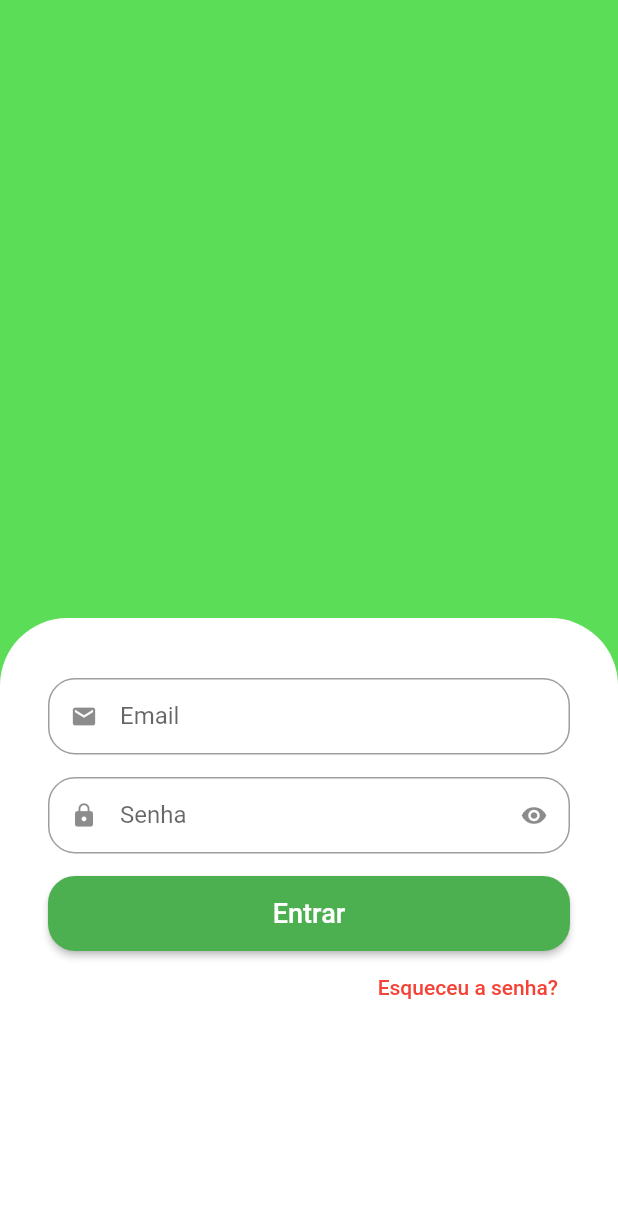
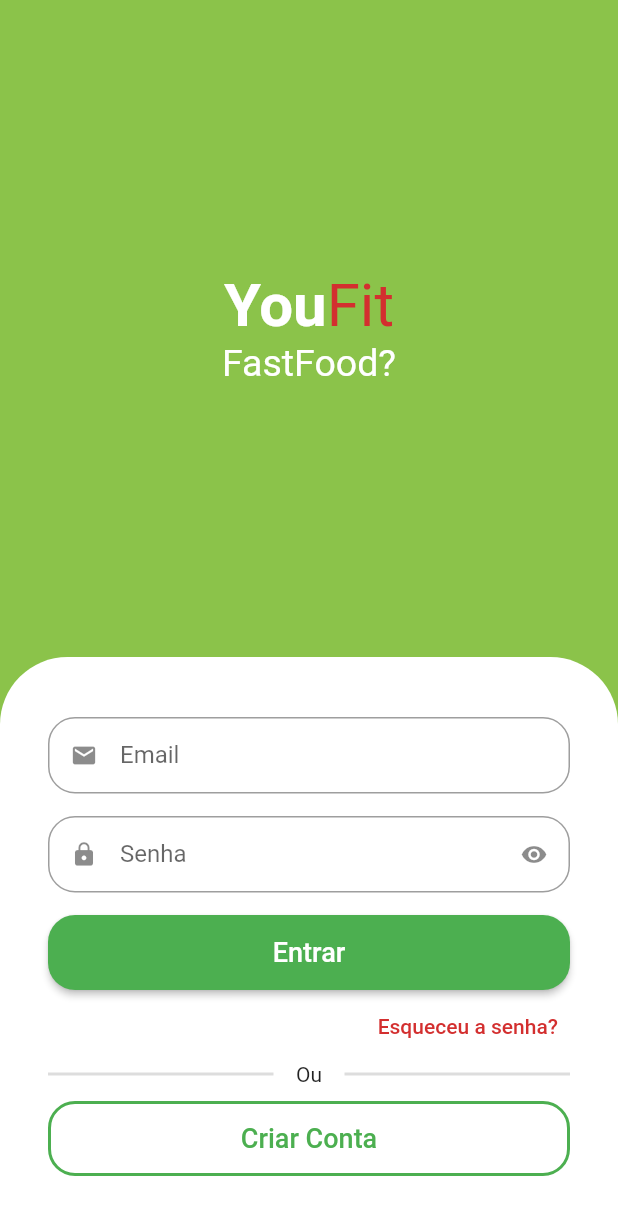
Before and after one commit to J3anMichael/Flutter-Template-UI, a Flutter app: the screen it shows after launch, on a phone screen of 412 x 824 dp. Shown: the top 1215 px of the screen. Run offline on Flutter 3.47's test engine with Material 2 defaults, Android fonts, the phone set to English and light mode, and no system bars; drawn by our look-alikes of animated_text_kit.

Commit message:
ajustes finais tela login

```diff
--- a/quitanda/lib/src/auth/sing_in_screen.dart
+++ b/quitanda/lib/src/auth/sing_in_screen.dart
@@ -1,5 +1,6 @@
+import 'package:animated_text_kit/animated_text_kit.dart';
 import 'package:flutter/material.dart';
-
+import 'package:quitanda/src/config/custom_colors.dart';
 import 'components/custom_text_fild.dart';
 
 class SignInScreen extends StatelessWidget {
@@ -7,43 +8,98 @@ class SignInScreen extends StatelessWidget {
 
   @override
   Widget build(BuildContext context) {
+    final size = MediaQuery.of(context).size;
     return Scaffold(
-      backgroundColor: Color.fromARGB(255, 91, 221, 87),
-      body: Column(
+      // Fundo verde
+      backgroundColor: CustomColors.customSwatchColor,
+      body: SingleChildScrollView(
+        child: SizedBox(
+          height: size.height,
+          width: size.width,
+          child: Column(
             children: [
               Expanded(
-            child: Container(
-              color: Color.fromARGB(255, 91, 221, 87),
+                  child: Column(
+                mainAxisAlignment: MainAxisAlignment.center,
+                children: [
+                  // Nome do app
+                  Text.rich(
+                    TextSpan(
+                      style: const TextStyle(
+                        fontSize: 40,
+                      ),
+                      children: [
+                        const TextSpan(
+                          text: 'You',
+                          style: TextStyle(
+                            color: Colors.white,
+                            fontWeight: FontWeight.bold,
                           ),
                         ),
-          Expanded(
-              child: Container(
-            padding: const EdgeInsets.symmetric(horizontal: 32, vertical: 40),
+                        TextSpan(
+                          text: 'Fit',
+                          style: TextStyle(
+                            color: CustomColors.customContrastColor,
+                          ),
+                        ),
+                      ],
+                    ),
+                  ),
+
+                  // Categorias
+                  SizedBox(
+                    height: 30,
+                    child: DefaultTextStyle(
+                      style: const TextStyle(
+                        fontSize: 25,
+                      ),
+                      child: AnimatedTextKit(
+                        pause: Duration.zero,
+                        repeatForever: true,
+                        animatedTexts: [
+                          FadeAnimatedText('FastFood?'),
+                          FadeAnimatedText('Não!'),
+                          FadeAnimatedText('FastSaúde!'),
+                        ],
+                      ),
+                    ),
+                  ),
+                ],
+              )),
+              // Formulário
+              Container(
+                padding:
+                    const EdgeInsets.symmetric(horizontal: 32, vertical: 40),
                 decoration: const BoxDecoration(
+                  // Conteúdo principal
                   color: Colors.white,
-                borderRadius: BorderRadius.vertical(top: Radius.circular(45))),
+                  borderRadius: BorderRadius.vertical(top: Radius.circular(45)),
+                ),
                 child: Column(
                   crossAxisAlignment: CrossAxisAlignment.stretch,
                   children: [
-                // Email
+                    // Campo de email
                     const CustomTextFild(
                       icon: Icons.email,
                       label: 'Email',
                     ),
 
-                // Senha
+                    // Campo de senha
                     const CustomTextFild(
                       icon: Icons.lock,
                       label: 'Senha',
                       isSecret: true,
                     ),
 
+                    // Botão de login
                     SizedBox(
                       height: 50,
                       child: ElevatedButton(
                         style: ElevatedButton.styleFrom(
                           shape: RoundedRectangleBorder(
-                            borderRadius: BorderRadius.circular(18))),
+                            borderRadius: BorderRadius.circular(18),
+                          ),
+                        ),
                         onPressed: () {},
                         child: const Text(
                           'Entrar',
@@ -51,20 +107,71 @@ class SignInScreen extends StatelessWidget {
                         ),
                       ),
                     ),
+
+                    // Botão de esqueceu a senha
                     Align(
                       alignment: Alignment.bottomRight,
                       child: TextButton(
                         onPressed: () {},
+                        child: Text(
+                          'Esqueceu a senha?',
+                          style: TextStyle(
+                              color: CustomColors.customContrastColor),
+                        ),
+                      ),
+                    ),
+
+                    // Divisor
+                    Padding(
+                      padding: const EdgeInsets.only(bottom: 10),
+                      child: Row(
+                        children: [
+                          Expanded(
+                            child: Divider(
+                              color: Colors.grey.withAlpha(90),
+                              thickness: 2,
+                            ),
+                          ),
+                          const Padding(
+                            padding: EdgeInsets.symmetric(horizontal: 15),
+                            child: Text('Ou'),
+                          ),
+                          Expanded(
+                            child: Divider(
+                              color: Colors.grey.withAlpha(90),
+                              thickness: 2,
+                            ),
+                          ),
+                        ],
+                      ),
+                    ),
+
+                    // Botão de criação de conta
+                    SizedBox(
+                      height: 50,
+                      child: OutlinedButton(
+                        style: OutlinedButton.styleFrom(
+                          shape: RoundedRectangleBorder(
+                            borderRadius: BorderRadius.circular(18),
+                          ),
+                          side: BorderSide(
+                            width: 2,
+                            color: Colors.green,
+                          ),
+                        ),
+                        onPressed: () {},
                         child: const Text(
-                      'Esqueceu a senha?',
-                      style: TextStyle(color: Colors.red),
+                          'Criar Conta',
+                          style: TextStyle(fontSize: 18),
                         ),
                       ),
                     ),
                   ],
                 ),
-          )),
+              ),
             ],
+          ),
+        ),
       ),
     );
   }
--- /dev/null
+++ b/quitanda/lib/src/config/custom_colors.dart
@@ -0,0 +1,21 @@
+import 'package:flutter/material.dart';
+
+Map<int, Color> _swatchOpacity = {
+  50: const Color.fromRGBO(139, 195, 74, 0.1),
+  100: const Color.fromRGBO(139, 195, 74, 0.2),
+  200: const Color.fromRGBO(139, 195, 74, 0.3),
+  300: const Color.fromRGBO(139, 195, 74, 0.4),
+  400: const Color.fromRGBO(139, 195, 74, 0.5),
+  500: const Color.fromRGBO(139, 195, 74, 0.6),
+  600: const Color.fromRGBO(139, 195, 74, 0.7),
+  700: const Color.fromRGBO(139, 195, 74, 0.8),
+  800: const Color.fromRGBO(139, 195, 74, 0.9),
+  900: const Color.fromRGBO(139, 195, 74, 1),
+};
+
+abstract class CustomColors {
+  static Color customContrastColor = Colors.red.shade700;
+
+  static MaterialColor customSwatchColor =
+      MaterialColor(0xFF8BC34A, _swatchOpacity);
+}
--- a/quitanda/pubspec.yaml
+++ b/quitanda/pubspec.yaml
@@ -35,6 +35,7 @@ dependencies:
   # The following adds the Cupertino Icons font to your application.
   # Use with the CupertinoIcons class for iOS style icons.
   cupertino_icons: ^1.0.2
+  animated_text_kit: ^4.2.2
 
 dev_dependencies:
   flutter_test:
```
Also changed, not shown: quitanda/pubspec.lock. Lines whose indentation alone changed are shown as unchanged.
